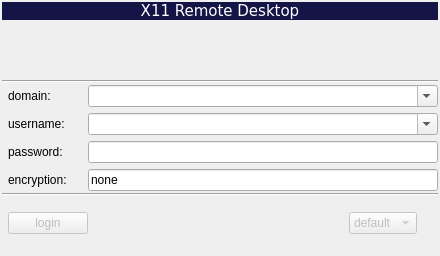
Qt form src/qt_helper/ltsm_helperwindow.ui (AndreyBarmaley/linux-terminal-service-manager) before a commit.
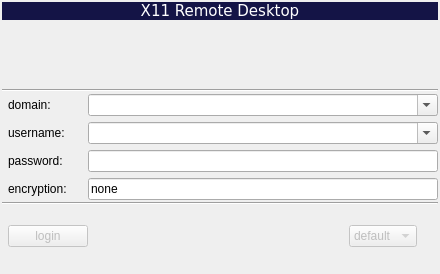
The same form after that commit. Icons and pictures are not drawn.

```diff
--- a/src/qt_helper/ltsm_helperwindow.ui
+++ b/src/qt_helper/ltsm_helperwindow.ui
@@ -10,7 +10,7 @@
     <x>0</x>
     <y>0</y>
     <width>440</width>
-    <height>256</height>
+    <height>274</height>
    </rect>
   </property>
   <property name="sizePolicy">
```
Left out of the diff: 34 changed lines with no effect on the pictures.
